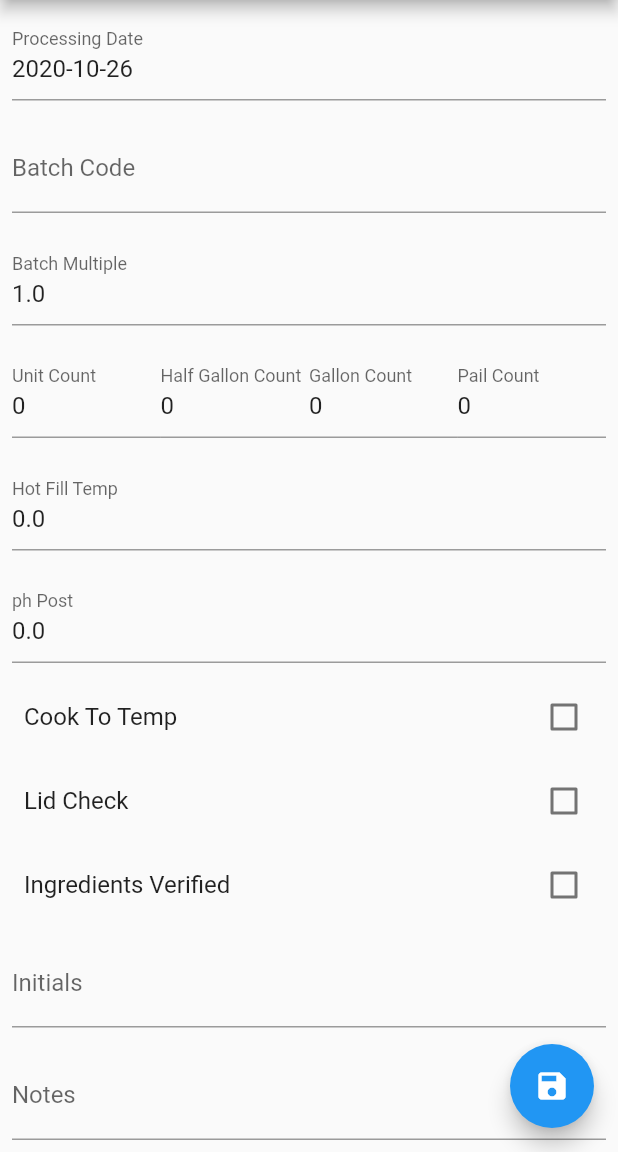
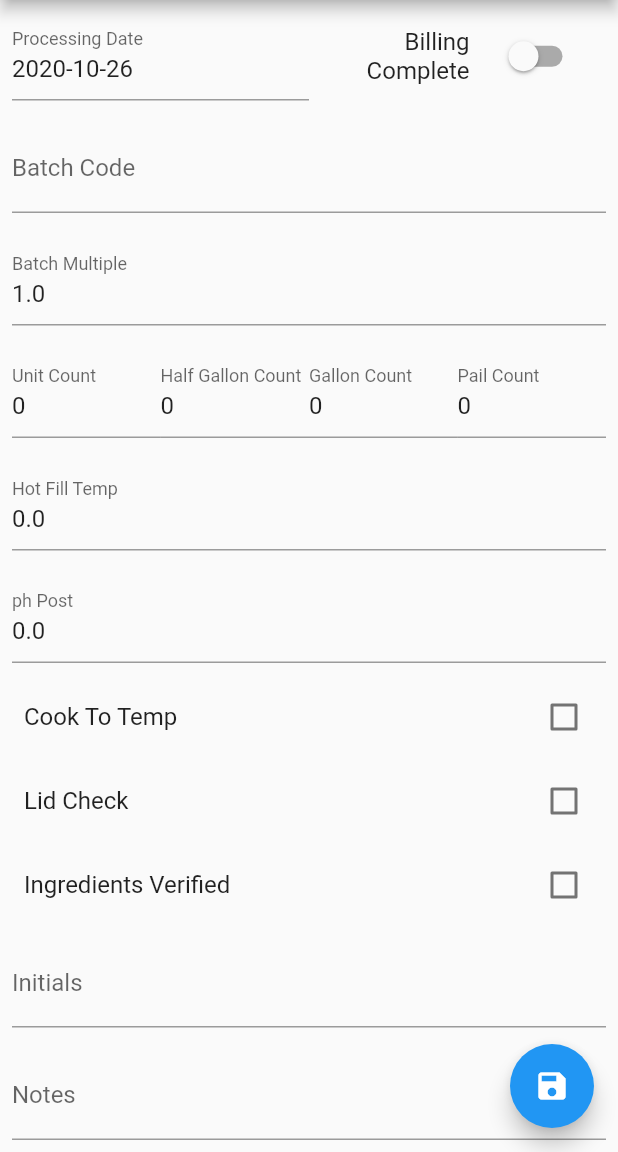
Before and after one commit to simongroom/batcher, a Flutter app: the BatchDetail screen opened directly with empty values, on a phone screen of 412 x 824 dp, the part 84-1236 px from its top. Run offline on Flutter 3.47's test engine with Material 2 defaults, Android fonts, the phone set to English and light mode, and no system bars; our stand-ins replace cloud_firestore, firebase_core, pdf, share; missing offline and left inert: cloud_firestore_web, firebase_core_web, flutter_full_pdf_viewer, universal_html; accounts and stored records are empty.

Commit message:
batch_detail: added SwitchListTile for batch billingComplete field

```diff
--- a/lib/batch_detail.dart
+++ b/lib/batch_detail.dart
@@ -64,6 +64,10 @@ class _BatchDetailState extends State<BatchDetail> {
               children: [
                 Padding(
                   padding: const EdgeInsets.all(8.0),
+                  child: Row(
+                    mainAxisAlignment: MainAxisAlignment.spaceBetween,
+                    children: [
+                      Expanded(
                         child: TextFormField(
                           keyboardType: TextInputType.datetime,
                           initialValue: DateFormat("yyyy-MM-dd")
@@ -83,6 +87,23 @@ class _BatchDetailState extends State<BatchDetail> {
                             }
                             return null;
                           },
+                        ),
+                      ),
+                      Expanded(
+                        child: SwitchListTile(
+                          title: Text(
+                            "Billing Complete",
+                            textAlign: TextAlign.right,
+                          ),
+                          value: batch.billingComplete,
+                          onChanged: (val) {
+                            setState(() {
+                              batch.billingComplete = val;
+                            });
+                          },
+                        ),
+                      ),
+                    ],
                   ),
                 ),
                 Padding(
```
Lines whose indentation alone changed are shown as unchanged.
